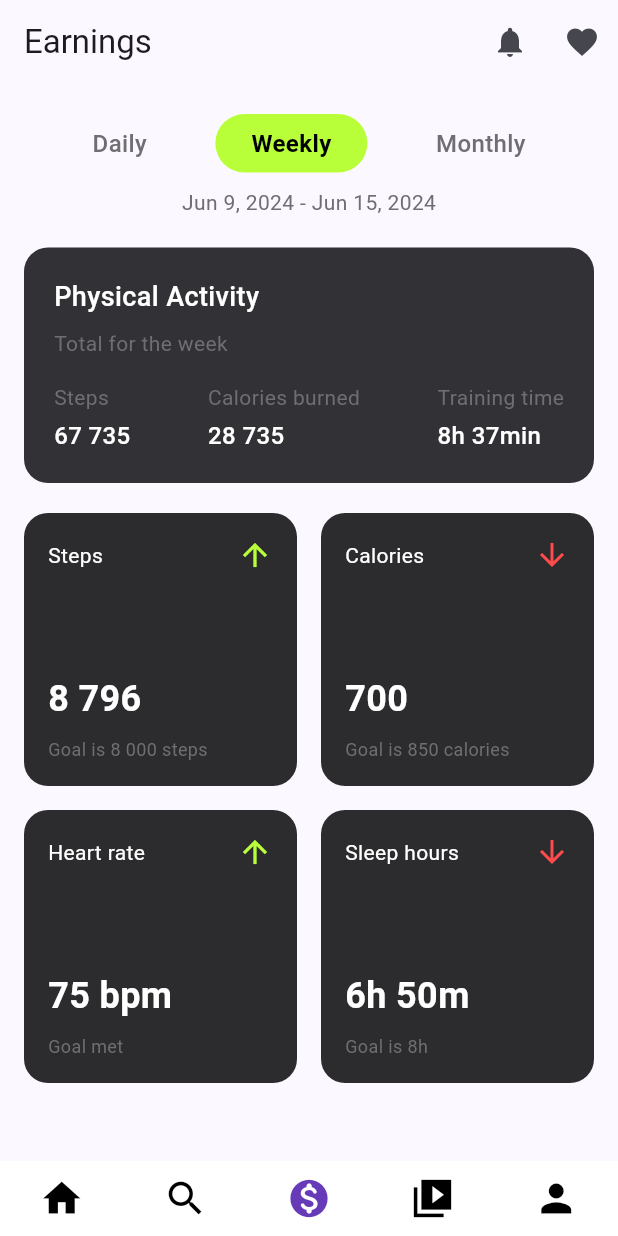
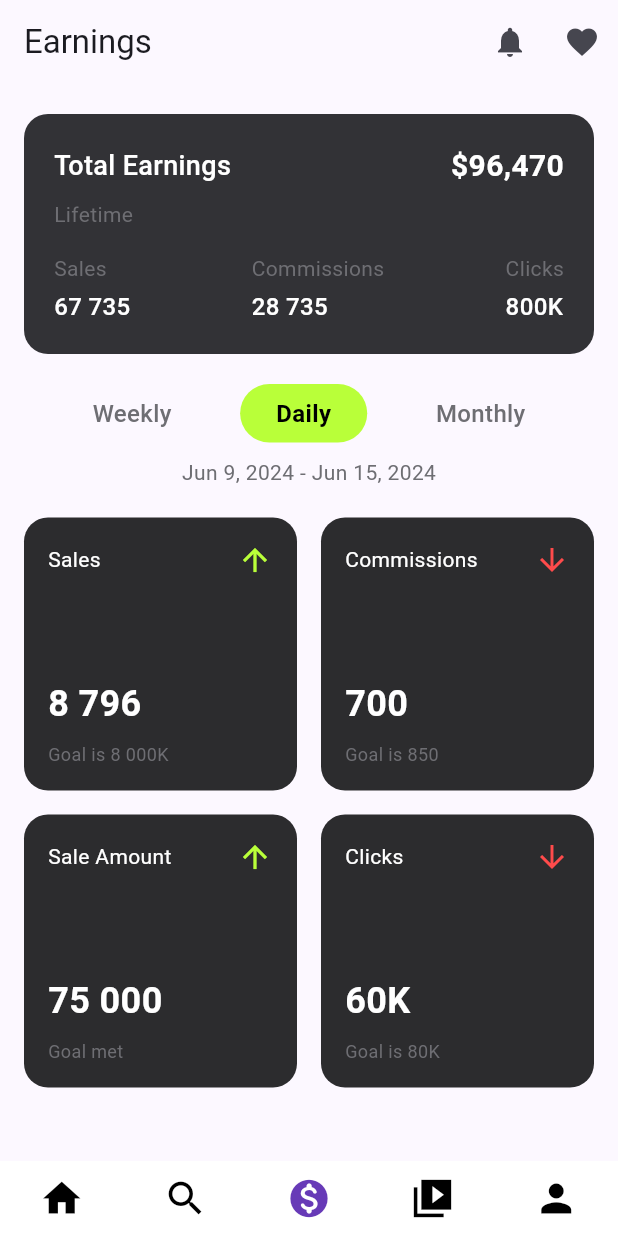
Before and after one commit to saksham-gera/becho, a Flutter app: the screen it shows after launch, swiped to page 3, on a phone screen of 412 x 824 dp. Run offline on Flutter 3.47's test engine with Material 3 defaults, Android fonts, the phone set to English and light mode, and no system bars; our stand-ins replace google_fonts, shared_preferences, video_player; network calls fail.

Commit message:
Some Minor Changes

```diff
--- a/lib/screens/statistics.dart
+++ b/lib/screens/statistics.dart
@@ -11,11 +11,62 @@ class StatisticsScreen extends StatelessWidget {
             crossAxisAlignment: CrossAxisAlignment.start,
             children: [
               SizedBox(height: 20),
+              Container(
+                padding: EdgeInsets.all(20),
+                decoration: BoxDecoration(
+                  color: Color(0xFF323236),
+                  borderRadius: BorderRadius.circular(16),
+                ),
+                child: Column(
+                  crossAxisAlignment: CrossAxisAlignment.start,
+                  children: [
+                    Row(
+                      mainAxisAlignment: MainAxisAlignment.spaceBetween,
+                      children: [
+                        Text(
+                          'Total Earnings',
+                          style: TextStyle(
+                            color: Colors.white,
+                            fontSize: 18,
+                            fontWeight: FontWeight.w500,
+                          ),
+                        ),
+                        Text(
+                          '\$96,470', // Total earnings figure
+                          style: TextStyle(
+                            color: Colors.white,
+                            fontSize: 20,
+                            fontWeight: FontWeight.bold,
+                          ),
+                        ),
+                      ],
+                    ),
+                    SizedBox(height: 8),
+                    Text(
+                      'Lifetime',
+                      style: TextStyle(
+                        color: Color(0xFF6E6E73),
+                        fontSize: 14,
+                      ),
+                    ),
+                    SizedBox(height: 16),
+                    Row(
+                      mainAxisAlignment: MainAxisAlignment.spaceBetween,
+                      children: [
+                        buildSummaryColumn('Sales', '67 735'),
+                        buildSummaryColumn('Commissions', '28 735'),
+                        buildSummaryColumn('Clicks', '800K'),
+                      ],
+                    ),
+                  ],
+                ),
+              ),
+              SizedBox(height: 20),
               Row(
                 mainAxisAlignment: MainAxisAlignment.spaceEvenly,
                 children: [
                   Text(
-                    'Daily',
+                    'Weekly',
                     style: TextStyle(
                       color: Color(0xFF6E6E73),
                       fontSize: 16,
@@ -30,7 +81,7 @@ class StatisticsScreen extends StatelessWidget {
                       borderRadius: BorderRadius.circular(20.0),
                     ),
                     child: Text(
-                      'Weekly',
+                      'Daily',
                       style: TextStyle(
                         color: Colors.black,
                         fontSize: 16,
@@ -59,44 +110,6 @@ class StatisticsScreen extends StatelessWidget {
                 ),
               ),
               SizedBox(height: 20),
-              Container(
-                padding: EdgeInsets.all(20),
-                decoration: BoxDecoration(
-                  color: Color(0xFF323236),
-                  borderRadius: BorderRadius.circular(16),
-                ),
-                child: Column(
-                  crossAxisAlignment: CrossAxisAlignment.start,
-                  children: [
-                    Text(
-                      'Physical Activity',
-                      style: TextStyle(
-                        color: Colors.white,
-                        fontSize: 18,
-                        fontWeight: FontWeight.w500,
-                      ),
-                    ),
-                    SizedBox(height: 8),
-                    Text(
-                      'Total for the week',
-                      style: TextStyle(
-                        color: Color(0xFF6E6E73),
-                        fontSize: 14,
-                      ),
-                    ),
-                    SizedBox(height: 16),
-                    Row(
-                      mainAxisAlignment: MainAxisAlignment.spaceBetween,
-                      children: [
-                        buildSummaryColumn('Steps', '67 735'),
-                        buildSummaryColumn('Calories burned', '28 735'),
-                        buildSummaryColumn('Training time', '8h 37min'),
-                      ],
-                    ),
-                  ],
-                ),
-              ),
-              SizedBox(height: 20),
               Expanded(
                 child: GridView.count(
                   crossAxisCount: 2,
@@ -104,12 +117,13 @@ class StatisticsScreen extends StatelessWidget {
                   mainAxisSpacing: 16,
                   children: [
                     buildStatCard(
-                        'Steps', '8 796', 'Goal is 8 000 steps', true),
+                        'Sales', '8 796', 'Goal is 8 000K', true),
                     buildStatCard(
-                        'Calories', '700', 'Goal is 850 calories', false),
+                        'Commissions', '700', 'Goal is 850', false),
                     buildStatCard(
-                        'Heart rate', '75 bpm', 'Goal met', true),
-                    buildStatCard('Sleep hours', '6h 50m', 'Goal is 8h', false),
+                        'Sale Amount', '75 000', 'Goal met', true),
+                    buildStatCard(
+                        'Clicks', '60K', 'Goal is 80K', false),
                   ],
                 ),
               ),
```
